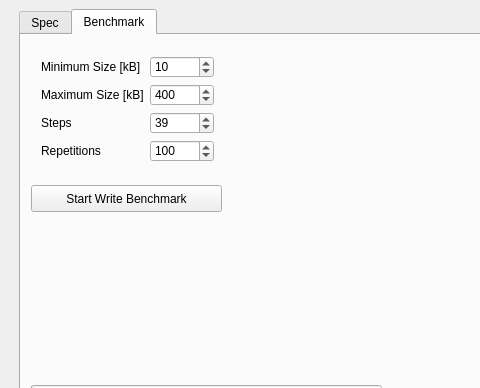
First picture: the form in gui/YarrGui/yarrgui.ui, repository Yarr/Yarr, before the edit; both pictures show x 0 to 480 and y 0 to 388 of the 997 by 600 pixel window.
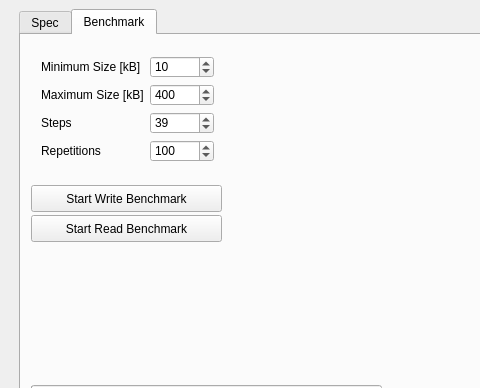
Second picture: the form after the edit. Custom widgets are drawn as their Qt base class.

Commit message: Playing around with the graph.

What changed in the file:
```diff
--- a/gui/YarrGui/yarrgui.ui
+++ b/gui/YarrGui/yarrgui.ui
@@ -320,6 +320,19 @@
        <number>0</number>
       </property>
      </widget>
+     <widget class="QPushButton" name="pushButton">
+      <property name="geometry">
+       <rect>
+        <x>10</x>
+        <y>180</y>
+        <width>191</width>
+        <height>27</height>
+       </rect>
+      </property>
+      <property name="text">
+       <string>Start Read Benchmark</string>
+      </property>
+     </widget>
     </widget>
    </widget>
    <widget class="QTextEdit" name="console">
```
The commit also changes 1 other file.
